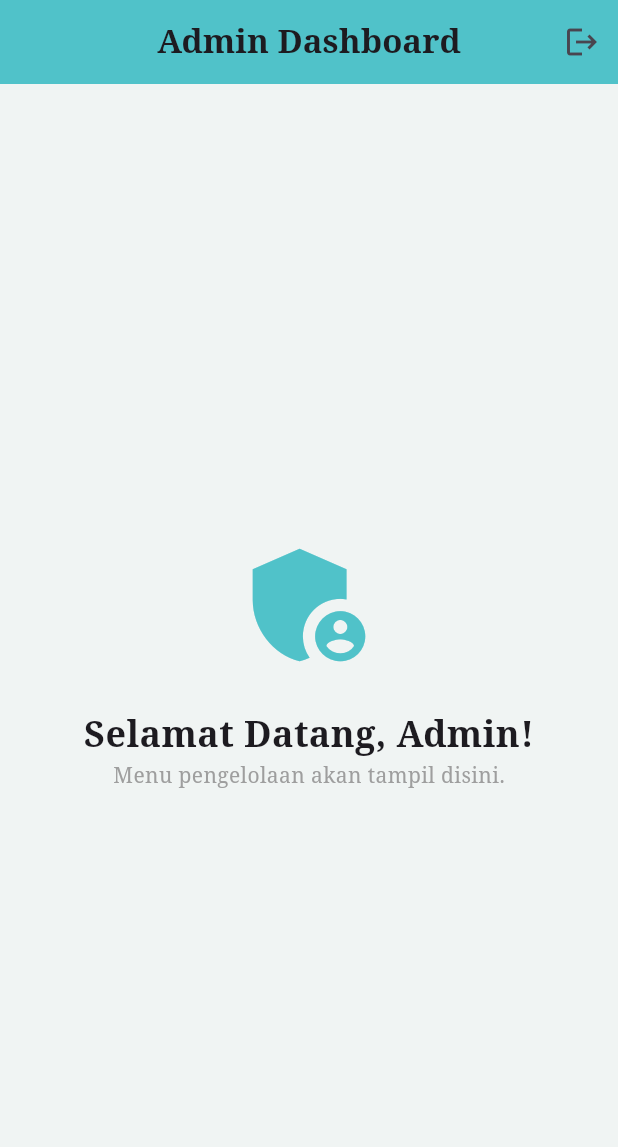
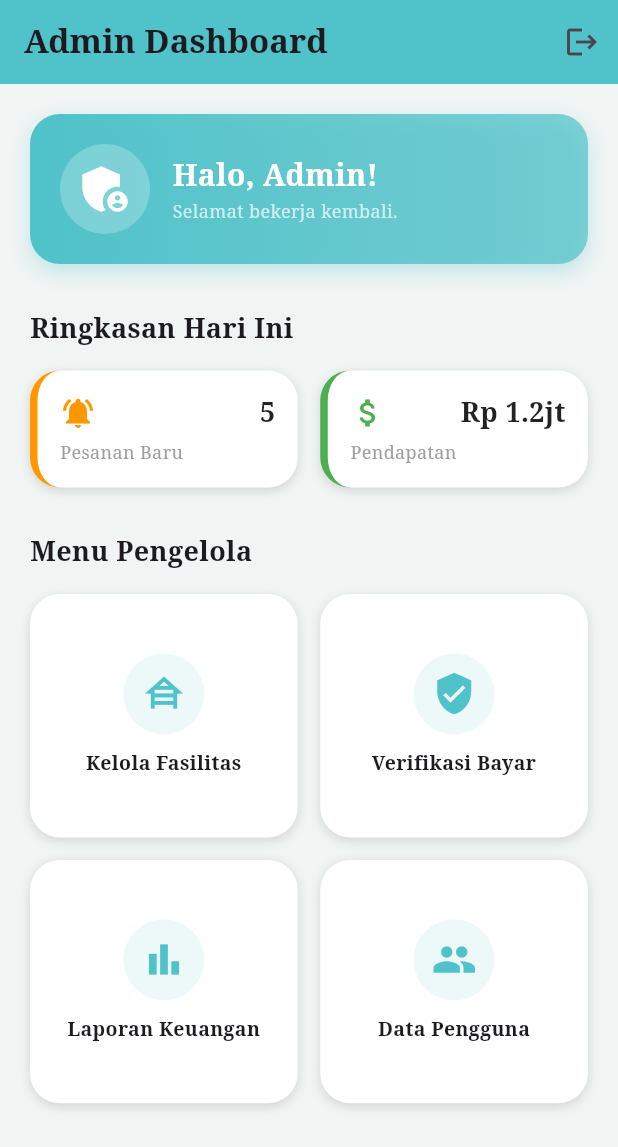
Before and after one commit to ebenaja/Aplikasi_Reservasi_Bulbul, a Flutter app: the AdminHomeScreen screen opened directly, on a phone screen of 412 x 824 dp. Shown: the top 1147 px of the screen. Run offline on Flutter 3.47's test engine with Material 3 defaults, Android fonts, the phone set to English and light mode, and no system bars; our stand-ins replace shared_preferences; accounts and stored records are empty.

Commit message:
ini udh gas aja

```diff
--- a/bulbul_reservasi_mobile/bulbul_reservasi/lib/screens/admins/admin_home_screen.dart
+++ b/bulbul_reservasi_mobile/bulbul_reservasi/lib/screens/admins/admin_home_screen.dart
@@ -1,6 +1,8 @@
 import 'package:flutter/material.dart';
 import 'package:shared_preferences/shared_preferences.dart';
 import 'package:bulbul_reservasi/screens/login_screen.dart';
+// Pastikan file ini sudah ada di folder screens/admins/
+import 'package:bulbul_reservasi/screens/admins/manage_facilities_screen.dart';
 
 class AdminHomeScreen extends StatefulWidget {
   @override
@@ -19,7 +21,10 @@ class _AdminHomeScreenState extends State<AdminHomeScreen> {
         content: Text("Keluar dari panel admin?"),
         shape: RoundedRectangleBorder(borderRadius: BorderRadius.circular(15)),
         actions: [
-          TextButton(onPressed: () => Navigator.pop(context), child: Text("Batal")),
+          TextButton(
+            onPressed: () => Navigator.pop(context),
+            child: Text("Batal", style: TextStyle(color: Colors.grey)),
+          ),
           ElevatedButton(
             style: ElevatedButton.styleFrom(backgroundColor: Colors.redAccent),
             onPressed: () async {
@@ -44,18 +49,153 @@ class _AdminHomeScreenState extends State<AdminHomeScreen> {
       backgroundColor: Color(0xFFF0F4F3),
       appBar: AppBar(
         backgroundColor: mainColor,
+        elevation: 0,
         title: Text("Admin Dashboard", style: TextStyle(fontWeight: FontWeight.bold)),
-        centerTitle: true,
-        actions: [IconButton(onPressed: _logout, icon: Icon(Icons.logout))],
+        actions: [
+          IconButton(onPressed: _logout, icon: Icon(Icons.logout))
+        ],
       ),
-      body: Center(
+      body: SingleChildScrollView(
+        padding: EdgeInsets.all(20),
+        child: Column(
+          crossAxisAlignment: CrossAxisAlignment.start,
+          children: [
+            // 1. CARD SAMBUTAN
+            Container(
+              padding: EdgeInsets.all(20),
+              decoration: BoxDecoration(
+                gradient: LinearGradient(colors: [mainColor, mainColor.withOpacity(0.7)]),
+                borderRadius: BorderRadius.circular(20),
+                boxShadow: [BoxShadow(color: mainColor.withOpacity(0.3), blurRadius: 10, offset: Offset(0, 5))],
+              ),
+              child: Row(
+                children: [
+                  Container(
+                    padding: EdgeInsets.all(10),
+                    decoration: BoxDecoration(color: Colors.white24, shape: BoxShape.circle),
+                    child: Icon(Icons.admin_panel_settings, color: Colors.white, size: 40),
+                  ),
+                  SizedBox(width: 15),
+                  Column(
+                    crossAxisAlignment: CrossAxisAlignment.start,
+                    children: [
+                      Text("Halo, Admin!", style: TextStyle(color: Colors.white, fontSize: 20, fontWeight: FontWeight.bold)),
+                      Text("Selamat bekerja kembali.", style: TextStyle(color: Colors.white70, fontSize: 12)),
+                    ],
+                  )
+                ],
+              ),
+            ),
+
+            SizedBox(height: 30),
+            Text("Ringkasan Hari Ini", style: TextStyle(fontSize: 18, fontWeight: FontWeight.bold)),
+            SizedBox(height: 15),
+
+            // 2. STATISTIK (Dummy)
+            Row(
+              children: [
+                _buildStatCard("Pesanan Baru", "5", Colors.orange, Icons.notifications_active),
+                SizedBox(width: 15),
+                _buildStatCard("Pendapatan", "Rp 1.2jt", Colors.green, Icons.attach_money),
+              ],
+            ),
+
+            SizedBox(height: 30),
+            Text("Menu Pengelola", style: TextStyle(fontSize: 18, fontWeight: FontWeight.bold)),
+            SizedBox(height: 15),
+
+            // 3. GRID MENU ADMIN
+            GridView.count(
+              shrinkWrap: true,
+              physics: NeverScrollableScrollPhysics(),
+              crossAxisCount: 2,
+              crossAxisSpacing: 15,
+              mainAxisSpacing: 15,
+              childAspectRatio: 1.1,
+              children: [
+                // MENU 1: KELOLA FASILITAS (Sudah berfungsi)
+                _buildAdminMenuCard(
+                  "Kelola Fasilitas",
+                  Icons.house_siding,
+                  () {
+                    Navigator.push(
+                      context,
+                      MaterialPageRoute(builder: (context) => ManageFacilitiesScreen())
+                    );
+                  }
+                ),
+                // MENU 2: VERIFIKASI (Placeholder)
+                _buildAdminMenuCard("Verifikasi Bayar", Icons.verified_user, () {
+                  ScaffoldMessenger.of(context).showSnackBar(SnackBar(content: Text("Fitur Verifikasi segera hadir")));
+                }),
+                // MENU 3: LAPORAN (Placeholder)
+                _buildAdminMenuCard("Laporan Keuangan", Icons.bar_chart, () {
+                  ScaffoldMessenger.of(context).showSnackBar(SnackBar(content: Text("Fitur Laporan segera hadir")));
+                }),
+                // MENU 4: USER (Placeholder)
+                _buildAdminMenuCard("Data Pengguna", Icons.people, () {
+                  ScaffoldMessenger.of(context).showSnackBar(SnackBar(content: Text("Fitur User segera hadir")));
+                }),
+              ],
+            ),
+          ],
+        ),
+      ),
+    );
+  }
+
+  // Widget Helper: Kartu Statistik
+  Widget _buildStatCard(String title, String value, Color color, IconData icon) {
+    return Expanded(
+      child: Container(
+        padding: EdgeInsets.all(15),
+        decoration: BoxDecoration(
+          color: Colors.white,
+          borderRadius: BorderRadius.circular(20),
+          border: Border(left: BorderSide(color: color, width: 5)),
+          boxShadow: [BoxShadow(color: Colors.black12, blurRadius: 5, offset: Offset(0, 2))],
+        ),
+        child: Column(
+          crossAxisAlignment: CrossAxisAlignment.start,
+          children: [
+            Row(
+              mainAxisAlignment: MainAxisAlignment.spaceBetween,
+              children: [
+                Icon(icon, color: color, size: 24),
+                Text(value, style: TextStyle(fontSize: 18, fontWeight: FontWeight.bold, color: Colors.black87)),
+              ],
+            ),
+            SizedBox(height: 5),
+            Text(title, style: TextStyle(fontSize: 12, color: Colors.grey)),
+          ],
+        ),
+      ),
+    );
+  }
+
+  // Widget Helper: Kartu Menu
+  Widget _buildAdminMenuCard(String title, IconData icon, VoidCallback onTap) {
+    return GestureDetector(
+      onTap: onTap,
+      child: Container(
+        decoration: BoxDecoration(
+          color: Colors.white,
+          borderRadius: BorderRadius.circular(20),
+          boxShadow: [BoxShadow(color: Colors.black12, blurRadius: 5, offset: Offset(0, 2))],
+        ),
         child: Column(
           mainAxisAlignment: MainAxisAlignment.center,
           children: [
-            Icon(Icons.admin_panel_settings, size: 100, color: mainColor),
-            SizedBox(height: 20),
-            Text("Selamat Datang, Admin!", style: TextStyle(fontSize: 24, fontWeight: FontWeight.bold)),
-            Text("Menu pengelolaan akan tampil disini.", style: TextStyle(color: Colors.grey)),
+            Container(
+              padding: EdgeInsets.all(12),
+              decoration: BoxDecoration(
+                color: mainColor.withOpacity(0.1),
+                shape: BoxShape.circle,
+              ),
+              child: Icon(icon, size: 30, color: mainColor),
+            ),
+            SizedBox(height: 10),
+            Text(title, style: TextStyle(fontWeight: FontWeight.bold, fontSize: 13), textAlign: TextAlign.center),
           ],
         ),
       ),
```
Also changed, not shown: bulbul_reservasi_mobile/bulbul_reservasi/lib/screens/login_screen.dart (+11 -6 lines), bulbul_reservasi_mobile/bulbul_reservasi/lib/services/auth_service.dart (+81 -53 lines), 1 other file.
